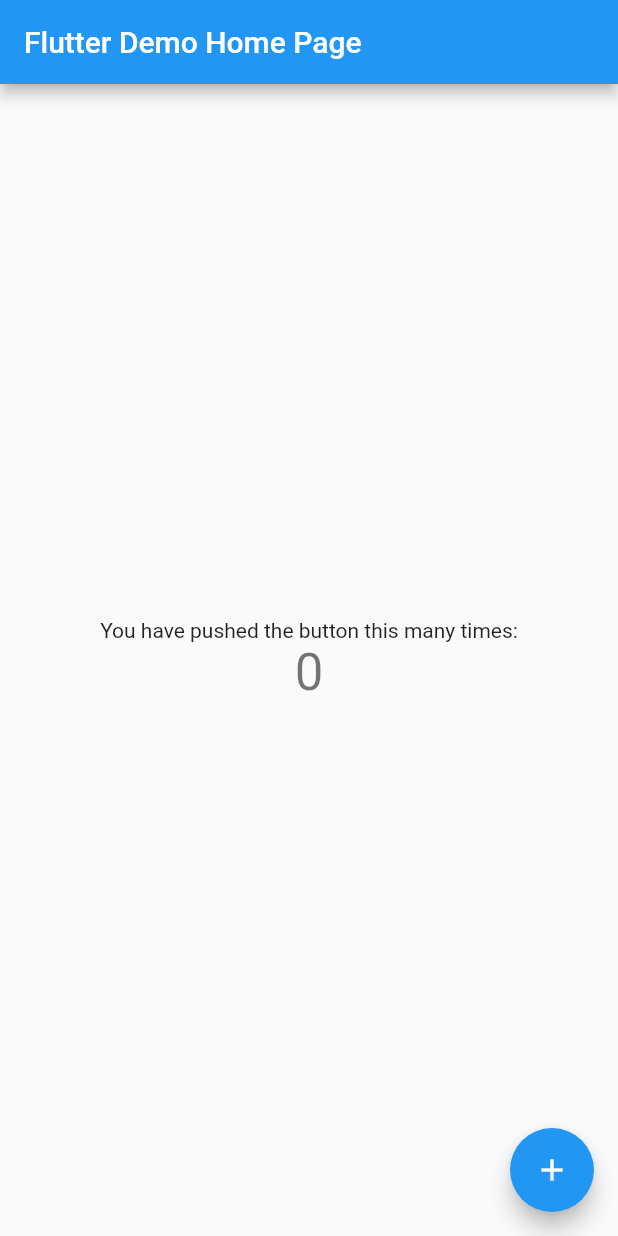
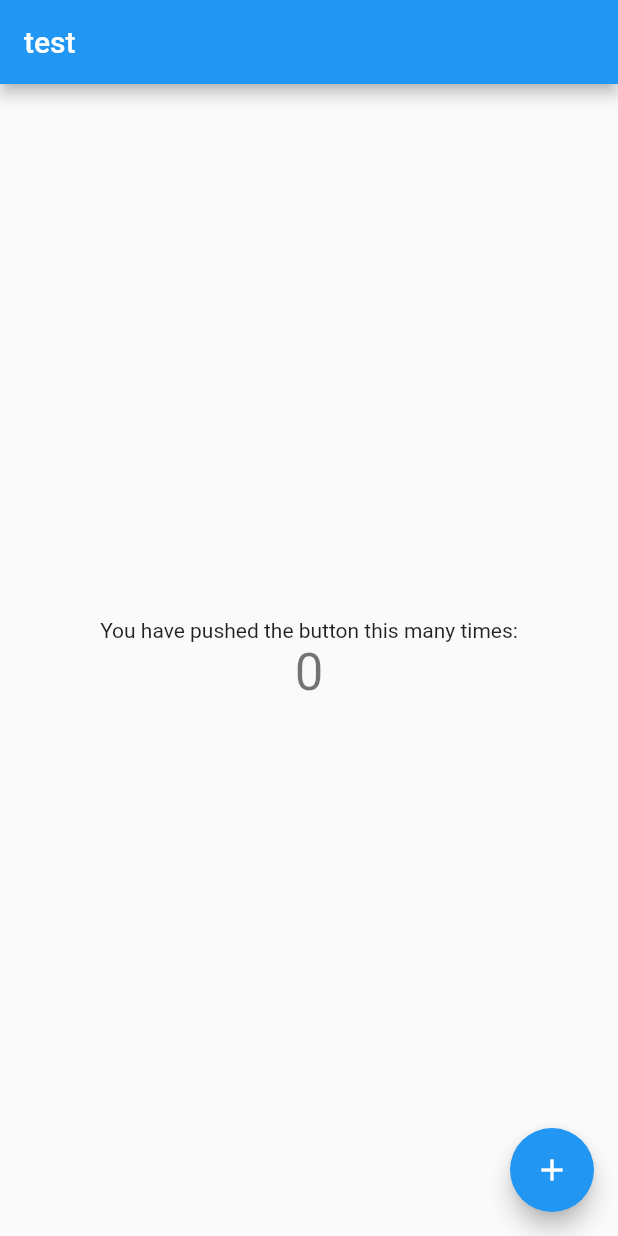
Before and after one commit to kuroshi07/task, a Flutter app: the screen it shows after launch, on a phone screen of 412 x 824 dp. Run offline on Flutter 3.47's test engine with Material 2 defaults, Android fonts, the phone set to English and light mode, and no system bars.

Commit message:
second comit

```diff
--- a/lib/main.dart
+++ b/lib/main.dart
@@ -20,7 +20,7 @@ class MyApp extends StatelessWidget {
         // is not restarted.
         primarySwatch: Colors.blue,
       ),
-      home: MyHomePage(title: 'Flutter Demo Home Page'),
+      home: MyHomePage(title: 'test'),
     );
   }
 }
```
